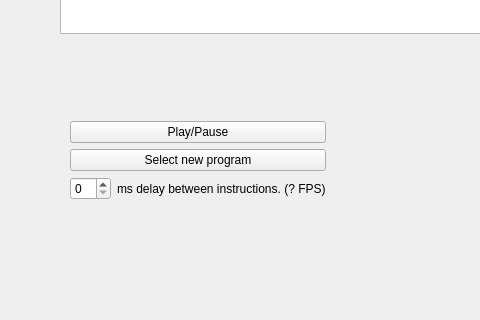
Robin-Reynard/WhiteRabbit_CHIP-8-Emulator, file WhiteRabbit/src/mainwindow.ui: the form before one commit; both pictures show x 0 to 480 and y 447 to 767 of the 1026 by 767 pixel window.
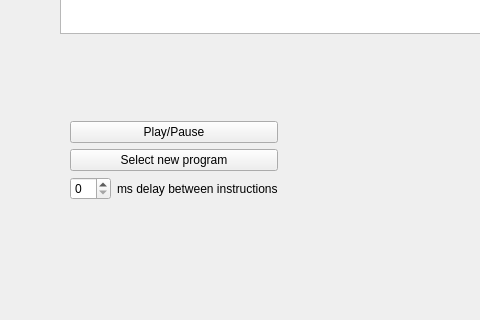
The form after the commit.

Commit message: Wip keyboard support, Delay spinner sets emulator speed

Patch:
```diff
--- a/WhiteRabbit/src/mainwindow.ui
+++ b/WhiteRabbit/src/mainwindow.ui
@@ -62,7 +62,7 @@
      <set>Qt::AlignCenter</set>
     </property>
    </widget>
-   <widget class="QWidget" name="">
+   <widget class="QWidget" name="layoutWidget">
     <property name="geometry">
      <rect>
       <x>70</x>
@@ -112,7 +112,7 @@
          <item>
           <widget class="QLabel" name="delay_label">
            <property name="text">
-            <string>ms delay between instructions. (? FPS)</string>
+            <string>ms delay between instructions</string>
            </property>
           </widget>
          </item>
```
Left out of the diff: 32 changed lines with no effect on the pictures. The commit also changes 7 other files.
